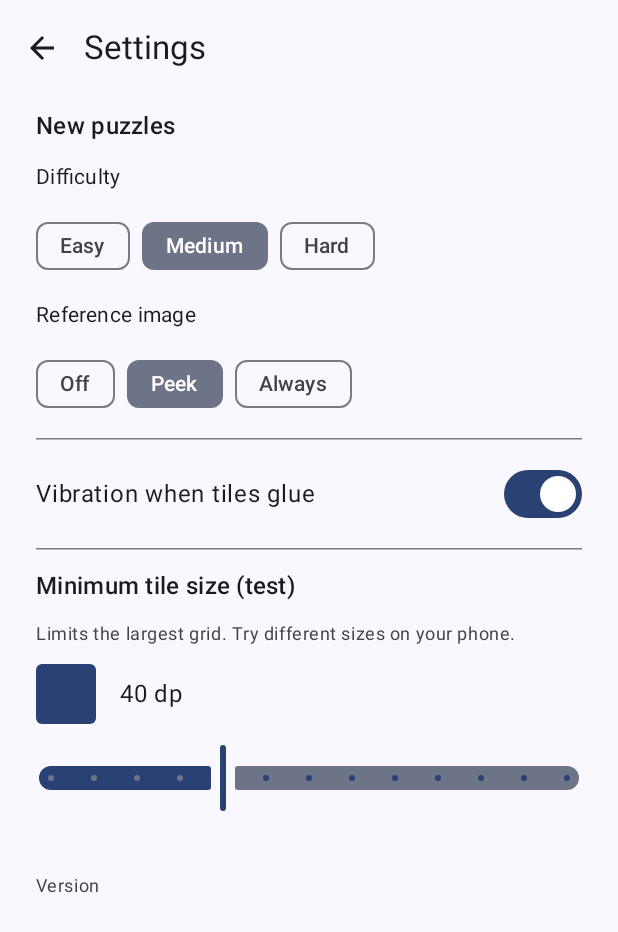
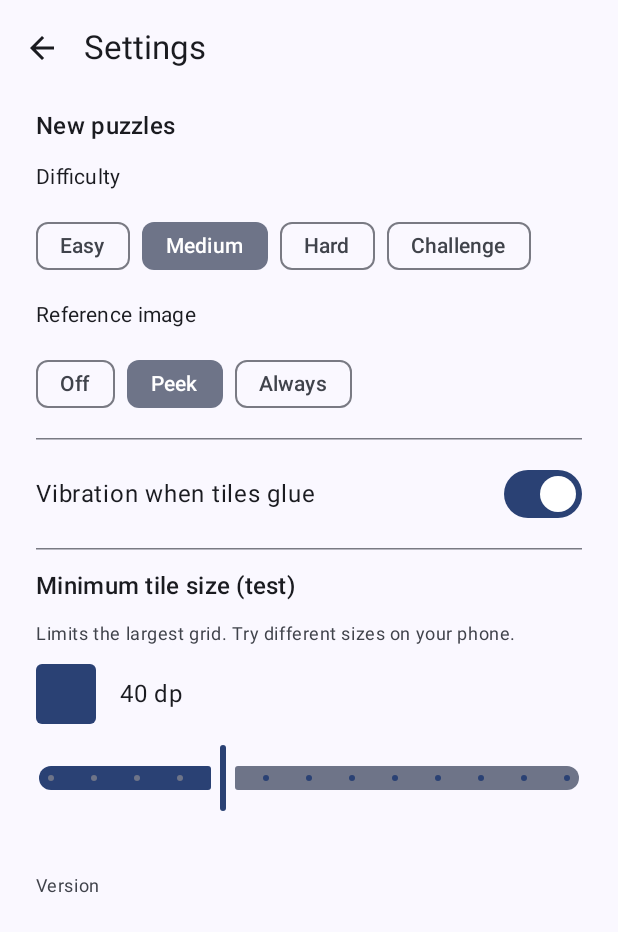
Before and after one commit to ekaterina-voronkova/tilory, an Android app built with Jetpack Compose: the composable SettingsScreen shown on its own in the app's theme, on a phone screen of 412 x 824 dp. Shown: the top 932 px of the screen. Run offline under Robolectric (Android 15) with nearby library versions, the phone set to English and light mode, and no system bars.

Commit message:
Difficulty: four presets, Easy 12, Medium 30, Hard 63, Challenge 108 (#16)
Co-Authored-By: Claude Opus 5.5 <noreply@anthropic.com>

```diff
--- a/app/src/main/java/com/voronkova/tilory/data/Models.kt
+++ b/app/src/main/java/com/voronkova/tilory/data/Models.kt
@@ -36,7 +36,7 @@ data class HistoryEntry(
 )
 
 /** Difficulty presets as tile counts (design §4). */
-enum class Preset(val tiles: Int) { EASY(12), MEDIUM(48), HARD(108), CUSTOM(0) }
+enum class Preset(val tiles: Int) { EASY(12), MEDIUM(30), HARD(63), CHALLENGE(108), CUSTOM(0) }
 
 @Serializable
 data class Settings(
--- a/app/src/main/java/com/voronkova/tilory/ui/OptionsScreen.kt
+++ b/app/src/main/java/com/voronkova/tilory/ui/OptionsScreen.kt
@@ -189,6 +189,7 @@ fun presetLabel(p: Preset): String = stringResource(
         Preset.EASY -> R.string.preset_easy
         Preset.MEDIUM -> R.string.preset_medium
         Preset.HARD -> R.string.preset_hard
+        Preset.CHALLENGE -> R.string.preset_challenge
         Preset.CUSTOM -> R.string.preset_custom
     },
 )
--- a/app/src/main/res/values/strings.xml
+++ b/app/src/main/res/values/strings.xml
@@ -24,6 +24,7 @@
     <string name="preset_easy">Easy</string>
     <string name="preset_medium">Medium</string>
     <string name="preset_hard">Hard</string>
+    <string name="preset_challenge">Challenge</string>
     <string name="preset_custom">Custom</string>
     <string name="grid_size">%1$d × %2$d, tiles: %3$d</string>
     <string name="tiles_count">Tiles: %d</string>
```
Also changed, not shown: 3 other files.
